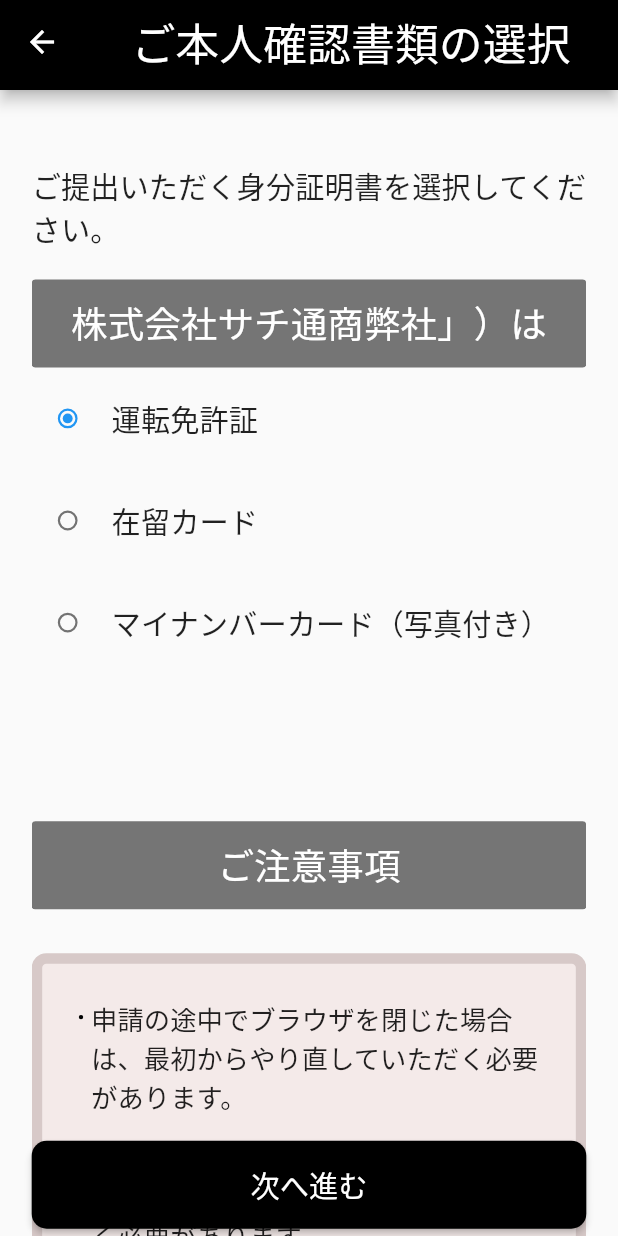
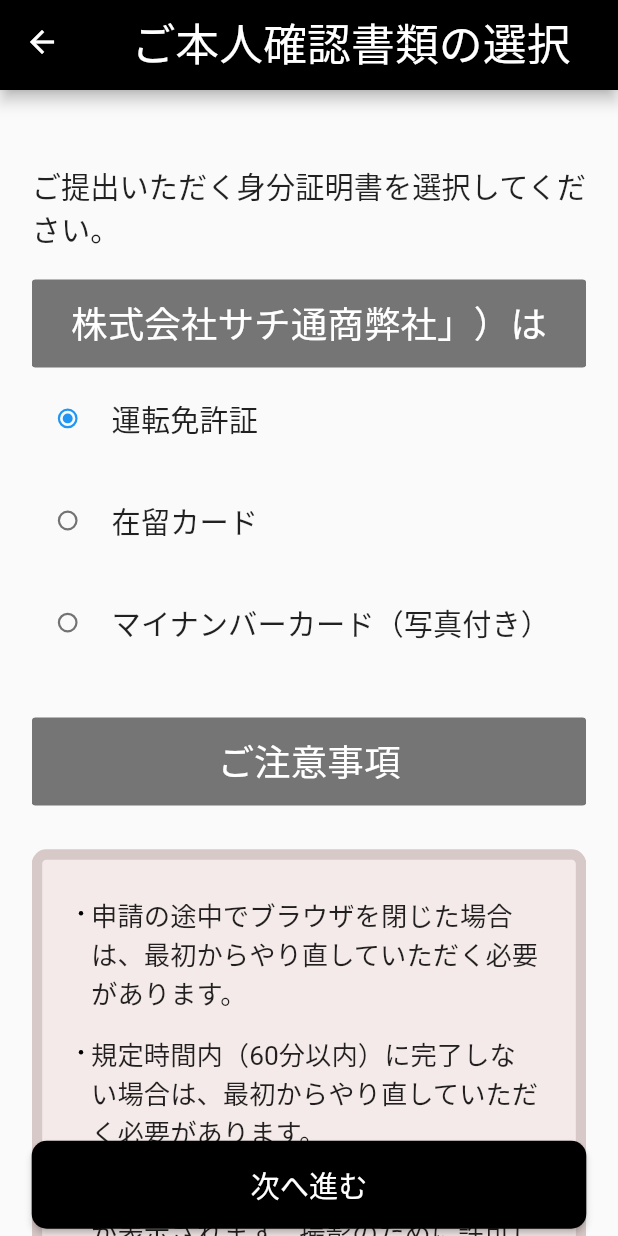
Before and after one commit to hello-world-was-taken/upwork-hassan, a Flutter app: the Agreement screen opened directly, on a phone screen of 412 x 824 dp. Run offline on Flutter 3.47's test engine with Material 2 defaults, Android fonts, the phone set to English and light mode, and no system bars; our stand-ins replace camera, flutter_screenutil; Roboto replaces fonts that are missing (MsGothic).

Commit message:
animation modifieddd

```diff
--- a/lib/features/pages/presentation/agreement.dart
+++ b/lib/features/pages/presentation/agreement.dart
@@ -41,9 +41,9 @@
                     ),
                     SecondaryColorHeading(title: "株式会社サチ通商弊社」）は"),
                     Container(
-                      height: AppDimension.height(280, context),
+
                       child: ListView.builder(
-
+                        shrinkWrap: true,
                         itemCount: 3,
                         itemBuilder: (BuildContext context, int index) {
                           return Row(
```
